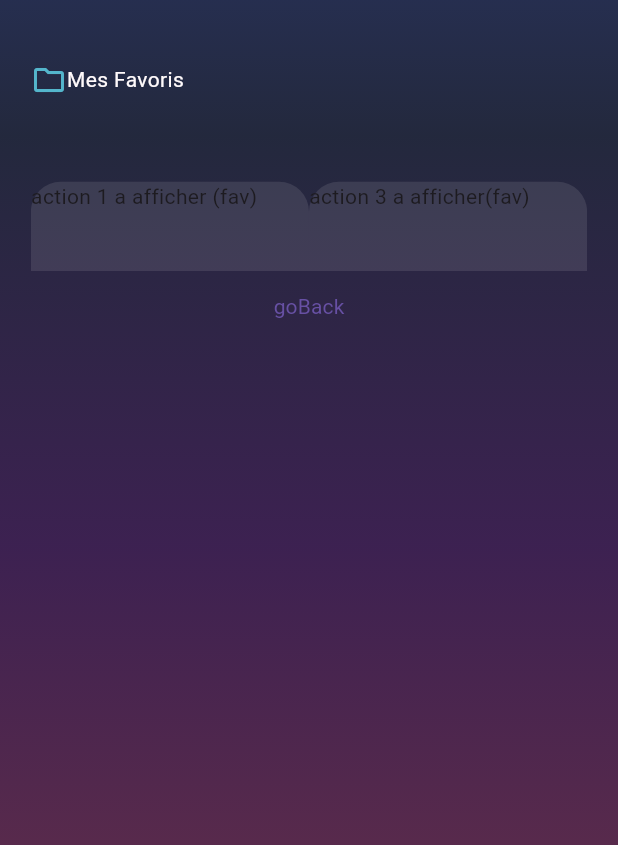
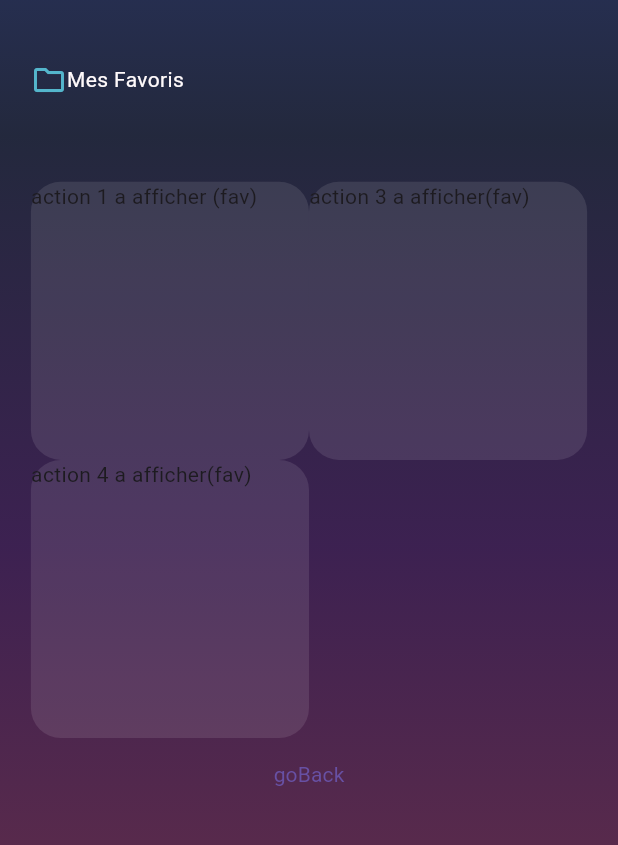
Before and after one commit to Lukacms/Area, a Flutter app: the HomePage screen opened directly with empty values, on a phone screen of 412 x 824 dp, the part 276-1121 px from its top. Run offline on Flutter 3.47's test engine with Material 2 defaults, Android fonts, the phone set to English and light mode, and no system bars; our stand-ins replace shared_preferences; accounts and stored records are empty.

Commit message:
[EDIT] renamed some files

```diff
--- a/mobile/lib/back/api.dart
+++ b/mobile/lib/back/api.dart
@@ -40,6 +40,14 @@ List automatisations = [
     "reaction": "prout",
     "name": "action 3 a afficher(fav)",
     "favorite": true
+  },
+    {
+    "id": 4,
+    "user": "user",
+    "actionId": 2,
+    "reaction": "prout",
+    "name": "action 4 a afficher(fav)",
+    "favorite": true
   }
 ];
 
--- /dev/null
+++ b/mobile/lib/screens/area_lists.dart
@@ -0,0 +1,54 @@
+import 'package:flutter/material.dart';
+import 'package:mobile/main.dart';
+import 'package:mobile/theme/style.dart';
+
+class AreaLists extends StatelessWidget {
+  final List areas;
+  const AreaLists({super.key, required this.areas});
+
+  @override
+  Widget build(BuildContext context) {
+    List favorites = [];
+    for (var area in areas) {
+      if (area['favorite']) {
+        favorites.add(area);
+      }
+    }
+    return Padding(
+      padding: EdgeInsets.only(top: blockHeight * 5),
+      child: Column(
+        children: [
+          Row(
+            children: [
+              Icon(Icons.folder_outlined, color: AppColors.lightBlue),
+              Text(
+                "Mes Favoris",
+                style: TextStyle(color: AppColors.white),
+              )
+            ],
+          ),
+          GridView.count(
+            shrinkWrap: true,
+            crossAxisCount: 2,
+            children: List.generate(
+              favorites.length,
+              (index) {
+                return Container(
+                  width: blockWidth,
+                  height: blockHeight * 5,
+                  decoration: BoxDecoration(
+                      borderRadius: BorderRadius.circular(20),
+                      color: AppColors.white.withOpacity(0.1)),
+                  child: SizedBox(
+                    width: blockWidth * 0.7,
+                    child: Text(favorites[index]['name']),
+                  ),
+                );
+              },
+            ),
+          ),
+        ],
+      ),
+    );
+  }
+}
--- a/mobile/lib/screens/home_page.dart
+++ b/mobile/lib/screens/home_page.dart
@@ -1,9 +1,8 @@
 import 'package:flutter/material.dart';
 import 'package:mobile/back/api.dart';
-import 'package:mobile/back/local_storage.dart';
 import 'package:mobile/components/background_gradient.dart';
 import 'package:mobile/main.dart';
-import 'package:mobile/screens/home_page_areas.dart';
+import 'package:mobile/screens/area_lists.dart';
 import 'package:mobile/theme/style.dart';
 
 class HomePage extends StatefulWidget {
--- a/mobile/lib/screens/home_page_areas.dart
+++ /dev/null
@@ -1,56 +0,0 @@
-import 'package:flutter/material.dart';
-import 'package:mobile/main.dart';
-import 'package:mobile/theme/style.dart';
-
-class AreaLists extends StatelessWidget {
-  final List areas;
-  const AreaLists({super.key, required this.areas});
-
-  @override
-  Widget build(BuildContext context) {
-    List favorites = [];
-    for (var area in areas) {
-      if (area['favorite']) {
-        favorites.add(area);
-      }
-    }
-    return Padding(
-      padding: EdgeInsets.only(top:blockHeight * 5),
-      child: Column(
-        children: [
-          Row(
-            children: [
-              Icon(Icons.folder_outlined, color: AppColors.lightBlue),
-              Text(
-                "Mes Favoris",
-                style: TextStyle(color: AppColors.white),
-              )
-            ],
-          ),
-          SizedBox(
-            height: (blockHeight * 7) * (favorites.length / 2 + 1),
-            child: GridView.count(
-              crossAxisCount: 2,
-              children: List.generate(
-                favorites.length,
-                (index) {
-                  return Container(
-                    width: blockWidth,
-                    height: blockHeight * 5,
-                    decoration: BoxDecoration(
-                        borderRadius: BorderRadius.circular(20),
-                        color: AppColors.white.withOpacity(0.1)),
-                    child: SizedBox(
-                      width: blockWidth * 0.7,
-                      child: Text(favorites[index]['name']),
-                    ),
-                  );
-                },
-              ),
-            ),
-          )
-        ],
-      ),
-    );
-  }
-}
```
